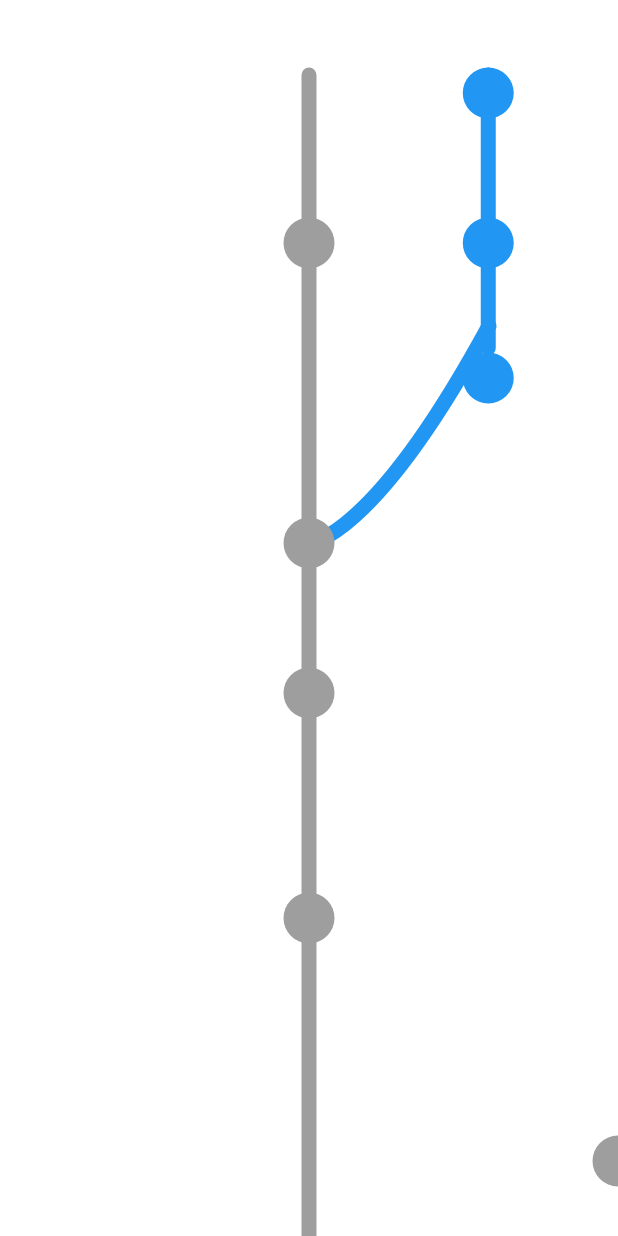
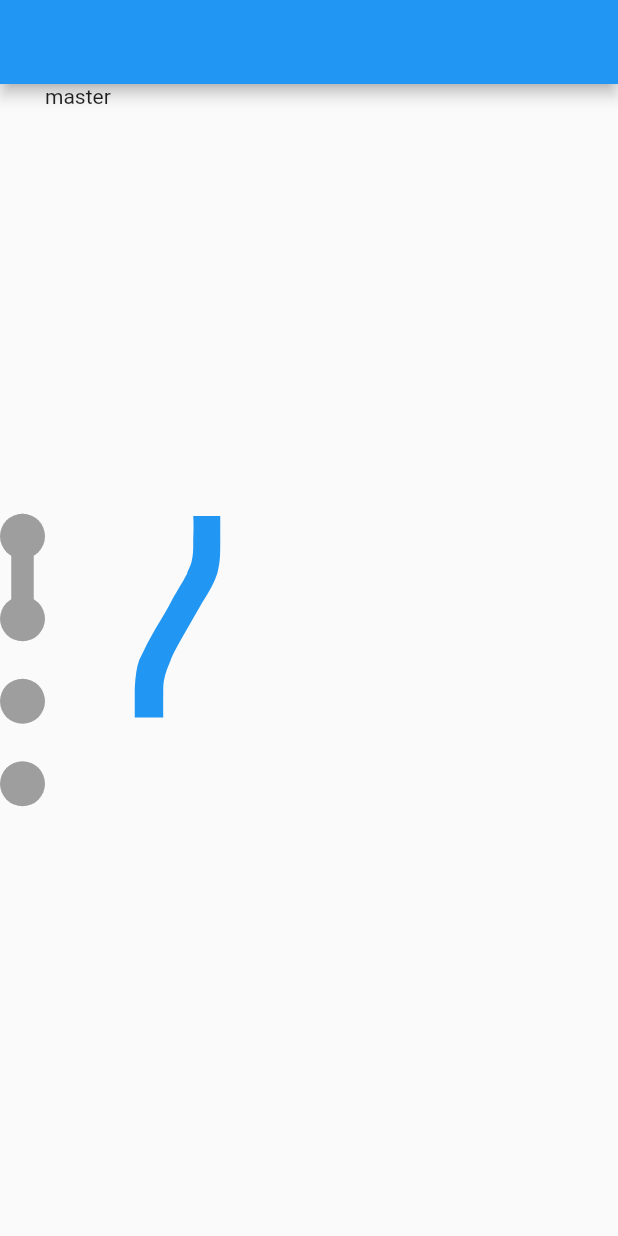
Before and after one commit to Sameerkash/flutter_gitgraph, a Flutter app: the screen it shows after launch, on a phone screen of 412 x 824 dp. Run offline on Flutter 3.47's test engine with Material 2 defaults, Android fonts, the phone set to English and light mode, and no system bars; our stand-ins replace timelines.

Commit message:
feat: custom curve widget

```diff
--- a/example/lib/main.dart
+++ b/example/lib/main.dart
@@ -15,7 +15,7 @@ class MyApp extends StatelessWidget {
       theme: ThemeData(
         primarySwatch: Colors.blue,
       ),
-      home: Test(),
+      home: MyWidget(),
     );
   }
 }
@@ -23,10 +23,10 @@ class MyApp extends StatelessWidget {
 class Test extends StatelessWidget {
   @override
   Widget build(BuildContext context) {
-    return CustomPaint(
-      painter: Timeline(),
-      child: Container(),
-    );
+    return
+      Container(
+        child: CurveWidget(),
+      );
   }
 }
 
@@ -97,3 +97,55 @@ class Timeline extends CustomPainter {
     return false;
   }
 }
+
+class MyWidget extends StatelessWidget {
+  @override
+  Widget build(BuildContext context) {
+    return Scaffold(
+      appBar: AppBar(),
+      body: Center(
+        child: Row(
+          children: [
+
+            Stack(
+              alignment: Alignment.topCenter,
+              children: [
+                BranchWidget(),
+                Column(
+                  mainAxisSize: MainAxisSize.min,
+                  mainAxisAlignment: MainAxisAlignment.start,
+                  crossAxisAlignment: CrossAxisAlignment.center,
+                  children: [
+                    CommitWidget(),
+                    SizedBox(
+                      height: 25,
+                    ),
+                    CommitWidget(),
+                    SizedBox(
+                      height: 25,
+                    ),
+                    CommitWidget(),
+                    SizedBox(
+                      height: 25,
+                    ),
+                    CommitWidget(),
+                  ],
+                )
+              ],
+            ),
+            Column(
+              crossAxisAlignment: CrossAxisAlignment.center,
+              children: [Text("master")],
+            ),
+            Container(
+              height: 4000,
+              child: CurveWidget(),
+            )
+
+          ],
+
+        ),
+      ),
+    );
+  }
+}
--- a/lib/flutter_gitgraph.dart
+++ b/lib/flutter_gitgraph.dart
@@ -4,3 +4,4 @@ export './src/gitgraph.dart';
 export './src/widget/branch_widget.dart';
 export './src/widget/commit_widget.dart';
 export './src/widget/tag_widget.dart';
+export './src/widget/curve_widget.dart';
--- /dev/null
+++ b/lib/src/widget/curve_widget.dart
@@ -0,0 +1,60 @@
+import 'package:flutter/material.dart';
+
+class CurveWidget extends StatelessWidget {
+  @override
+  Widget build(BuildContext context) {
+    return Container(
+        width: 100,
+        height: 400,
+        child:CustomPaint(
+          painter: CurveCustomPainter(),
+        )
+    );
+  }
+}
+
+class CurveCustomPainter extends CustomPainter{
+
+  @override
+  void paint(Canvas canvas, Size size) {
+
+
+
+    Paint paint_0 = new Paint()
+      ..color = Color.fromARGB(255, 33, 150, 243)
+      ..style = PaintingStyle.fill
+      ..strokeWidth = 1.0;
+
+
+    Path path_0 = Path();
+    path_0.moveTo(size.width*0.5500000,size.height*0.3750000);
+    path_0.quadraticBezierTo(size.width*0.6650000,size.height*0.3750000,size.width*0.7300000,size.height*0.3750000);
+    path_0.quadraticBezierTo(size.width*0.7298000,size.height*0.3885250,size.width*0.7300000,size.height*0.4000000);
+    path_0.cubicTo(size.width*0.7288000,size.height*0.4056500,size.width*0.7332000,size.height*0.4136750,size.width*0.7100000,size.height*0.4250000);
+    path_0.quadraticBezierTo(size.width*0.6855000,size.height*0.4353250,size.width*0.6100000,size.height*0.4500000);
+    path_0.lineTo(size.width*0.5000000,size.height*0.4750000);
+    path_0.quadraticBezierTo(size.width*0.4074000,size.height*0.4958750,size.width*0.4000000,size.height*0.5000000);
+    path_0.cubicTo(size.width*0.3579000,size.height*0.5127500,size.width*0.3512000,size.height*0.5182500,size.width*0.3500000,size.height*0.5250000);
+    path_0.quadraticBezierTo(size.width*0.3491000,size.height*0.5455000,size.width*0.3500000,size.height*0.5500000);
+    path_0.lineTo(size.width*0.3000000,size.height*0.5500000);
+    path_0.lineTo(size.width*0.1600000,size.height*0.5500000);
+    path_0.lineTo(size.width*0.1600000,size.height*0.5250000);
+    path_0.quadraticBezierTo(size.width*0.1652000,size.height*0.5086750,size.width*0.1900000,size.height*0.5000000);
+    path_0.quadraticBezierTo(size.width*0.2426000,size.height*0.4851250,size.width*0.3000000,size.height*0.4725000);
+    path_0.quadraticBezierTo(size.width*0.3750000,size.height*0.4562500,size.width*0.4000000,size.height*0.4500000);
+    path_0.cubicTo(size.width*0.4250000,size.height*0.4437500,size.width*0.4705000,size.height*0.4345500,size.width*0.5100000,size.height*0.4250000);
+    path_0.cubicTo(size.width*0.5147000,size.height*0.4205250,size.width*0.5501000,size.height*0.4185500,size.width*0.5500000,size.height*0.4000000);
+    path_0.cubicTo(size.width*0.5490000,size.height*0.3931000,size.width*0.5547000,size.height*0.3863750,size.width*0.5500000,size.height*0.3750000);
+    path_0.close();
+
+    canvas.drawPath(path_0, paint_0);
+
+
+  }
+
+  @override
+  bool shouldRepaint(covariant CustomPainter oldDelegate) {
+    return true;
+  }
+
+}
```
